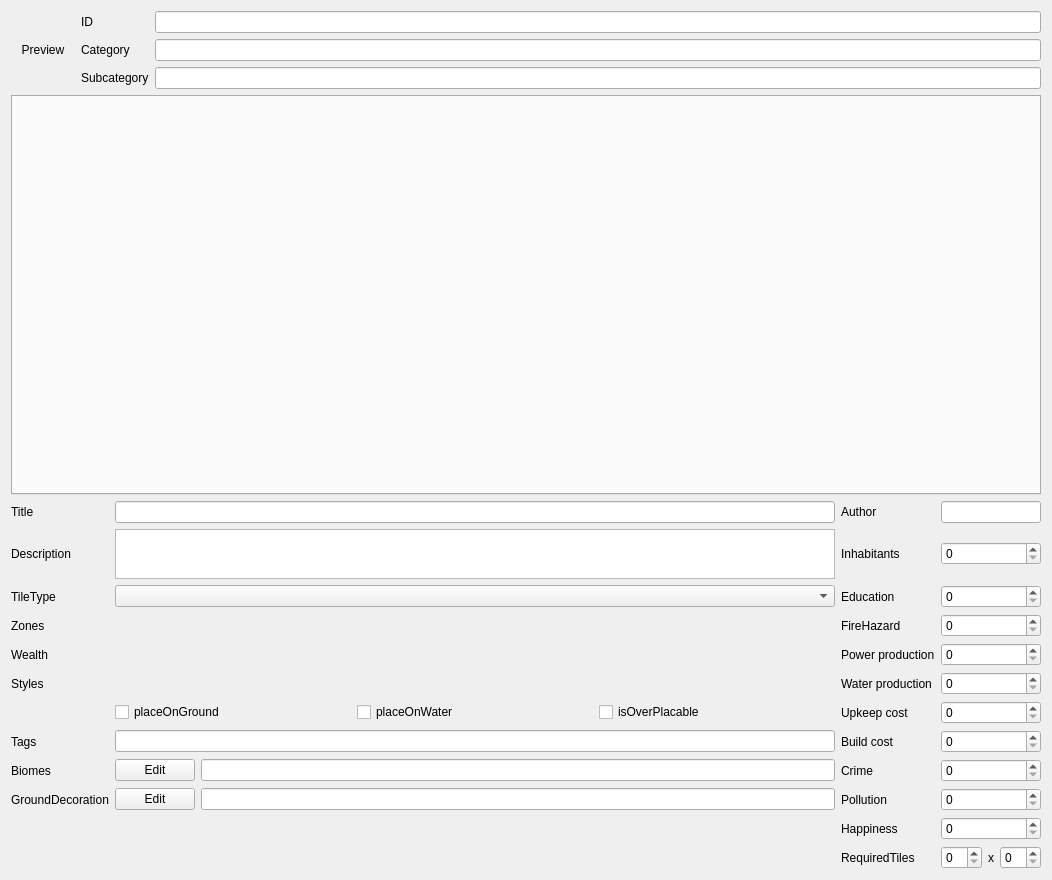
The window that src/TileDataUI.ui (CytopiaTeam/TileData-Editor) describes before a commit, drawn with Qt 5.
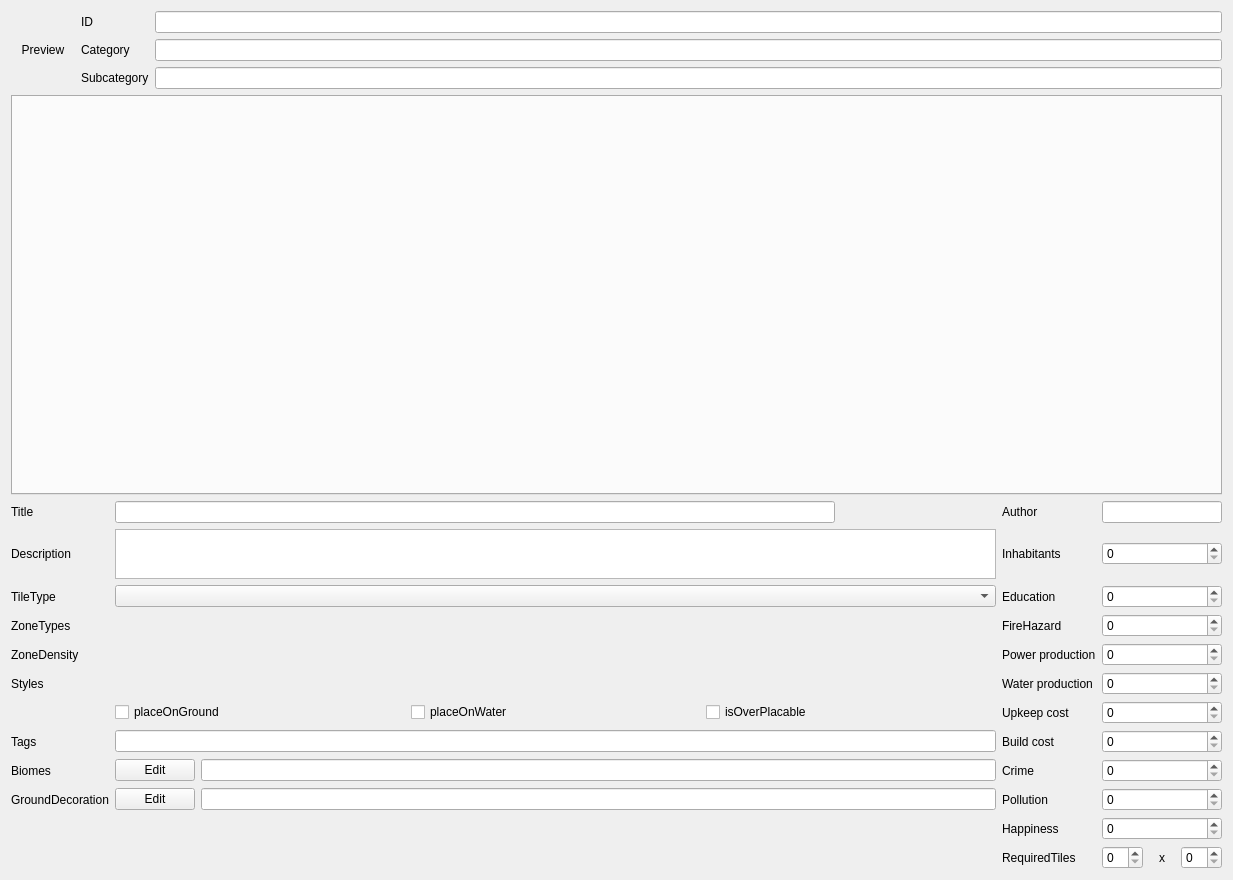
The same window after the commit.

Commit message: update zoneType and zoneDensity

What changed in the file:
```diff
--- a/src/TileDataUI.ui
+++ b/src/TileDataUI.ui
@@ -7,7 +7,7 @@
    <rect>
     <x>0</x>
     <y>0</y>
-    <width>1033</width>
+    <width>1233</width>
     <height>851</height>
    </rect>
   </property>
@@ -421,7 +421,7 @@
         <string>Restrict this building to a zone type</string>
        </property>
        <property name="text">
-        <string>Zones</string>
+        <string>ZoneTypes</string>
        </property>
       </widget>
      </item>
@@ -557,7 +557,7 @@
         <string>Restrict this building to a certain wealth level. </string>
        </property>
        <property name="text">
-        <string>Wealth</string>
+        <string>ZoneDensity</string>
        </property>
       </widget>
      </item>
```
Left out of the diff: 2 changed lines with no effect on the pictures. The commit also changes 4 other files.
